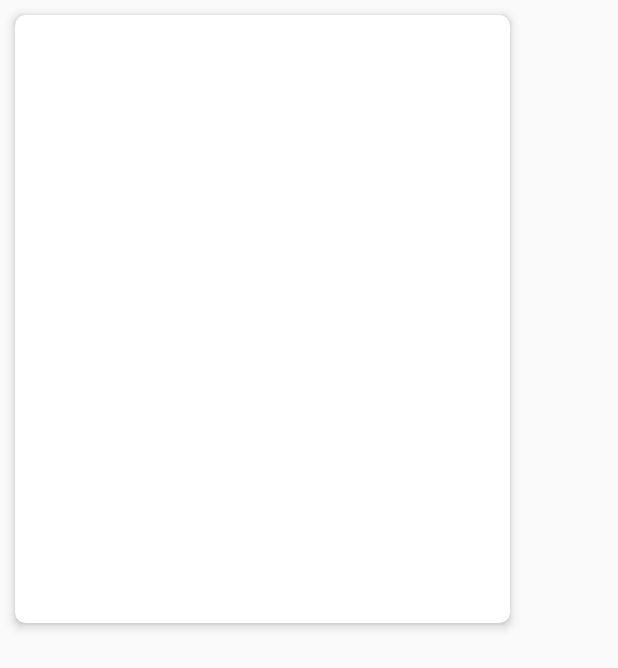
After one commit to haya0206/ZAZA, an Android app: the layout tinder_card_view.xml on its own in the app's theme, with its tools: preview values and no code run, on a phone screen of 412 x 824 dp. The commit adds this screen. Shown: the top 668 px of the screen. Run offline under Robolectric (Android 15) with nearby library versions, the phone set to English and light mode, and no system bars.

Commit message:
tinder view 완성

```diff
--- a/app/src/main/AndroidManifest.xml
+++ b/app/src/main/AndroidManifest.xml
@@ -24,4 +24,9 @@
     </application>
 
     <uses-permission android:name="android.permission.INTERNET" />
+    <uses-permission android:name="android.permission.WRITE_EXTERNAL_STORAGE"/>
+    <uses-permission android:name="android.permission.READ_EXTERNAL_STORAGE"/>
+    <uses-permission android:name="android.permission.CAMERA"/>
+
+
 </manifest>
--- a/app/src/main/java/com/justhand/appjam/zaza/user_model.java
+++ b/app/src/main/java/com/justhand/appjam/zaza/user_model.java
@@ -1,23 +1,29 @@
 package com.justhand.appjam.zaza;
 
+import com.google.gson.annotations.Expose;
 import com.google.gson.annotations.SerializedName;
 
 import java.io.Serializable;
 
 public class user_model implements Serializable{
     @SerializedName("name")
+    @Expose
     private String name;
 
     @SerializedName("age")
+    @Expose
     private String age;
 
     @SerializedName("bio")
+    @Expose
     private String bio;
 
     @SerializedName("my_gender")
+    @Expose
     private String my_gender;
 
     @SerializedName("taste_gender")
+    @Expose
     private String taste_gender;
 
     public user_model(String name, String age, String bio, String my_gender, String taste_gender){
--- /dev/null
+++ b/app/src/main/res/layout/tinder_card_view.xml
@@ -0,0 +1,46 @@
+<?xml version="1.0" encoding="utf-8"?>
+<FrameLayout
+    xmlns:android="http://schemas.android.com/apk/res/android"
+    xmlns:app="http://schemas.android.com/apk/res-auto"
+    android:layout_width="350dp"
+    android:layout_height="425dp"
+    android:layout_marginBottom="50dp"
+    android:orientation="vertical">
+    <android.support.v7.widget.CardView
+        android:orientation="vertical"
+        android:background="#ffffff"
+        android:layout_width="match_parent"
+        android:layout_height="match_parent"
+        android:layout_margin="10dp"
+        app:cardCornerRadius="7dp"
+        app:cardElevation="4dp">
+        <!--<ImageView
+            android:id="@+id/profileImageView"
+            android:scaleType="centerCrop"
+            android:layout_width="match_parent"
+            android:layout_height="match_parent"
+            android:layout_marginBottom="75dp"/>-->
+        <LinearLayout
+            android:layout_width="match_parent"
+            android:layout_height="match_parent"
+            android:orientation="vertical"
+            android:layout_gravity="bottom"
+            android:gravity="center|left"
+            android:paddingLeft="20dp">
+            <TextView
+                android:id="@+id/nameAgeTxt"
+                android:layout_width="wrap_content"
+                android:textColor="@color/colorPrimaryDark"
+                android:textSize="18dp"
+                android:textStyle="bold"
+                android:layout_height="wrap_content"/>
+           <!-- <TextView
+                android:id="@+id/locationNameTxt"
+                android:layout_width="wrap_content"
+                android:layout_height="wrap_content"
+                android:textColor="@color/colorPrimaryDark"
+                android:textSize="14dp"
+                android:textStyle="normal"/>-->
+        </LinearLayout>
+    </android.support.v7.widget.CardView>
+</FrameLayout>
--- a/app/src/main/res/values/colors.xml
+++ b/app/src/main/res/values/colors.xml
@@ -3,4 +3,5 @@
     <color name="colorPrimary">#3F51B5</color>
     <color name="colorPrimaryDark">#303F9F</color>
     <color name="colorAccent">#FF4081</color>
+    <color name="gray">#4f4f4f</color>
 </resources>
```
Also changed, not shown: app/build.gradle (+13 -0 lines), app/src/main/java/com/justhand/appjam/zaza/MainActivity.java (+28 -7 lines), app/src/main/java/com/justhand/appjam/zaza/TinderCard.java (added, +73 -0 lines), app/src/main/java/com/justhand/appjam/zaza/Utils.java (added, +57 -0 lines), app/src/main/res/layout/activity_main.xml (+36 -2 lines), app/src/main/res/layout/tinder_swipe_in_msg_view.xml (added, +15 -0 lines), app/src/main/res/layout/tinder_swipe_out_msg_view.xml (added, +16 -0 lines).
